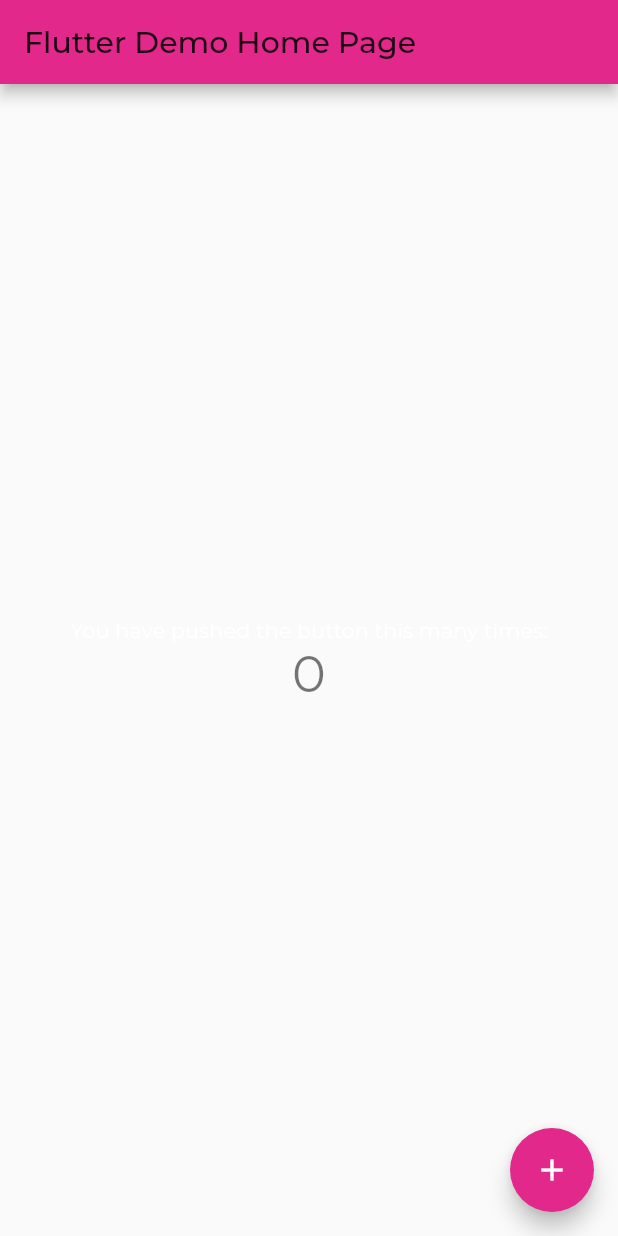
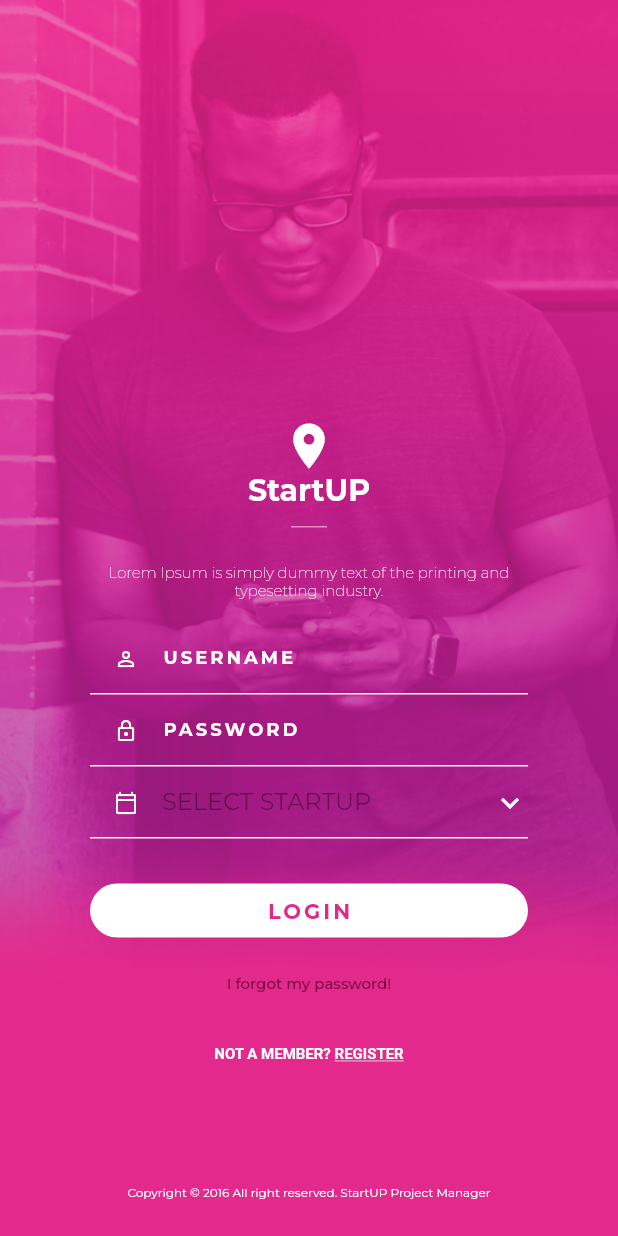
Before and after one commit to christianwico/eg-tech-exam, a Flutter app: the screen it shows after launch, on a phone screen of 412 x 824 dp. Run offline on Flutter 3.47's test engine with Material 2 defaults, Android fonts, the phone set to English and light mode, and no system bars; our stand-ins replace google_fonts.

Commit message:
Build LoginPage.

```diff
--- a/lib/main.dart
+++ b/lib/main.dart
@@ -1,3 +1,4 @@
+import 'package:exam/pages/login/login_page.dart';
 import 'package:exam/theme/theme.dart';
 import 'package:flutter/material.dart';
 
@@ -12,92 +13,9 @@
     return MaterialApp(
       title: 'Flutter Demo',
       theme: appTheme,
-      home: MyHomePage(title: 'Flutter Demo Home Page'),
+      home: Scaffold(
+        body: LoginPage(),
+      ),
     );
   }
 }
-
-class MyHomePage extends StatefulWidget {
-  MyHomePage({Key? key, this.title}) : super(key: key);
-
-  // This widget is the home page of your application. It is stateful, meaning
-  // that it has a State object (defined below) that contains fields that affect
-  // how it looks.
-
-  // This class is the configuration for the state. It holds the values (in this
-  // case the title) provided by the parent (in this case the App widget) and
-  // used by the build method of the State. Fields in a Widget subclass are
-  // always marked "final".
-
-  final String? title;
-
-  @override
-  _MyHomePageState createState() => _MyHomePageState();
-}
-
-class _MyHomePageState extends State<MyHomePage> {
-  int _counter = 0;
-
-  void _incrementCounter() {
-    setState(() {
-      // This call to setState tells the Flutter framework that something has
-      // changed in this State, which causes it to rerun the build method below
-      // so that the display can reflect the updated values. If we changed
-      // _counter without calling setState(), then the build method would not be
-      // called again, and so nothing would appear to happen.
-      _counter++;
-    });
-  }
-
-  @override
-  Widget build(BuildContext context) {
-    // This method is rerun every time setState is called, for instance as done
-    // by the _incrementCounter method above.
-    //
-    // The Flutter framework has been optimized to make rerunning build methods
-    // fast, so that you can just rebuild anything that needs updating rather
-    // than having to individually change instances of widgets.
-    return Scaffold(
-      appBar: AppBar(
-        // Here we take the value from the MyHomePage object that was created by
-        // the App.build method, and use it to set our appbar title.
-        title: Text(widget.title!),
-      ),
-      body: Center(
-        // Center is a layout widget. It takes a single child and positions it
-        // in the middle of the parent.
-        child: Column(
-          // Column is also a layout widget. It takes a list of children and
-          // arranges them vertically. By default, it sizes itself to fit its
-          // children horizontally, and tries to be as tall as its parent.
-          //
-          // Invoke "debug painting" (press "p" in the console, choose the
-          // "Toggle Debug Paint" action from the Flutter Inspector in Android
-          // Studio, or the "Toggle Debug Paint" command in Visual Studio Code)
-          // to see the wireframe for each widget.
-          //
-          // Column has various properties to control how it sizes itself and
-          // how it positions its children. Here we use mainAxisAlignment to
-          // center the children vertically; the main axis here is the vertical
-          // axis because Columns are vertical (the cross axis would be
-          // horizontal).
-          mainAxisAlignment: MainAxisAlignment.center,
-          children: <Widget>[
-            Text(
-              'You have pushed the button this many times:',
-            ),
-            Text(
-              '$_counter',
-              style: Theme.of(context).textTheme.headline4,
-            ),
-          ],
-        ),
-      ),
-      floatingActionButton: FloatingActionButton(
-        onPressed: _incrementCounter,
-        tooltip: 'Increment',
-        child: Icon(Icons.add),
-      ), // This trailing comma makes auto-formatting nicer for build methods.
-    );
-  }
-}
--- /dev/null
+++ b/lib/pages/login/login_page.dart
@@ -0,0 +1,189 @@
+import 'package:flutter/material.dart';
+
+class LoginPage extends StatelessWidget {
+  @override
+  Widget build(BuildContext context) {
+    return Container(
+      decoration: BoxDecoration(
+        image: DecorationImage(
+          image: AssetImage('assets/background-login.png'),
+          fit: BoxFit.cover,
+        ),
+      ),
+      padding: EdgeInsets.symmetric(
+        horizontal: 60.0,
+        vertical: 24.0,
+      ),
+      width: double.maxFinite,
+      child: Column(
+        crossAxisAlignment: CrossAxisAlignment.center,
+        mainAxisAlignment: MainAxisAlignment.spaceBetween,
+        mainAxisSize: MainAxisSize.max,
+        children: [
+          _buildBrand(context),
+          SizedBox(height: 16.0),
+          _buildForm(context),
+          _buildCopyFooter(),
+        ],
+      ),
+    );
+  }
+
+  Widget _buildBrand(BuildContext context) {
+    return Expanded(
+      child: Column(
+        mainAxisAlignment: MainAxisAlignment.end,
+        children: [
+          Icon(
+            Icons.location_on,
+            size: 36.0,
+          ),
+          Text(
+            'StartUP',
+            textAlign: TextAlign.center,
+            style: Theme.of(context).textTheme.headline6?.copyWith(
+                  fontWeight: FontWeight.bold,
+                ),
+          ),
+          Container(
+            margin: EdgeInsets.symmetric(
+              vertical: 12.0,
+            ),
+            height: 12.0,
+            width: 24.0,
+            decoration: BoxDecoration(
+              border: Border(
+                top: BorderSide(
+                  color: Colors.white,
+                  width: 0.5,
+                ),
+              ),
+            ),
+          ),
+          Text(
+            'Lorem Ipsum is simply dummy text of the printing and typesetting industry.',
+            style: Theme.of(context).textTheme.bodyText1?.copyWith(
+                  fontSize: 10.0,
+                  fontWeight: FontWeight.w100,
+                ),
+            textAlign: TextAlign.center,
+          ),
+        ],
+      ),
+    );
+  }
+
+  Widget _buildForm(BuildContext context) {
+    return Expanded(
+      child: Form(
+        child: Column(
+          children: [
+            TextFormField(
+              decoration: InputDecoration(
+                prefixIcon: Icon(
+                  Icons.person_outline,
+                  color: Colors.white,
+                  size: 16.0,
+                ),
+                hintText: 'USERNAME',
+              ),
+            ),
+            TextFormField(
+              decoration: InputDecoration(
+                prefixIcon: Icon(
+                  Icons.lock_outline,
+                  color: Colors.white,
+                  size: 16.0,
+                ),
+                hintText: 'PASSWORD',
+              ),
+              obscureText: true,
+              obscuringCharacter: '*',
+            ),
+            DropdownButtonFormField<String>(
+              items: [
+                DropdownMenuItem(
+                  child: Text('SELECT STARTUP'),
+                ),
+              ],
+              decoration: InputDecoration(
+                prefixIcon: Icon(
+                  Icons.calendar_today_outlined,
+                  color: Colors.white,
+                  size: 16.0,
+                ),
+                hintText: 'SELECT STARTUP',
+              ),
+              icon: Icon(
+                Icons.keyboard_arrow_down,
+                color: Colors.white,
+              ),
+            ),
+            SizedBox(height: 24.0),
+            SizedBox(
+              width: double.maxFinite,
+              child: ElevatedButton(
+                child: Text(
+                  'LOGIN',
+                  style: TextStyle(
+                    fontWeight: FontWeight.bold,
+                    letterSpacing: 2.0,
+                  ),
+                ),
+                style: ButtonStyle(
+                  foregroundColor:
+                      MaterialStateProperty.all(Theme.of(context).accentColor),
+                  backgroundColor: MaterialStateProperty.all(Colors.white),
+                  shape: MaterialStateProperty.all(
+                    RoundedRectangleBorder(
+                      borderRadius: BorderRadius.circular(24.0),
+                    ),
+                  ),
+                  elevation: MaterialStateProperty.all(0.0),
+                ),
+                onPressed: () {},
+              ),
+            ),
+            TextButton(
+              child: Text(
+                'I forgot my password!',
+                style: TextStyle(color: Color(0xFF70003B), fontSize: 10.0),
+              ),
+              onPressed: () {},
+            ),
+            TextButton(
+              child: Text.rich(
+                TextSpan(
+                  text: 'NOT A MEMBER? ',
+                  style: TextStyle(
+                    color: Colors.white,
+                    fontSize: 10.0,
+                    fontWeight: FontWeight.bold,
+                  ),
+                  children: [
+                    TextSpan(
+                      text: 'REGISTER',
+                      style: TextStyle(
+                        decoration: TextDecoration.underline,
+                      ),
+                    ),
+                  ],
+                ),
+              ),
+              onPressed: () {},
+            ),
+          ],
+        ),
+      ),
+    );
+  }
+
+  Widget _buildCopyFooter() {
+    return Text(
+      'Copyright © 2016 All right reserved. StartUP Project Manager',
+      style: TextStyle(
+        fontSize: 8.0,
+      ),
+    );
+  }
+}
```
